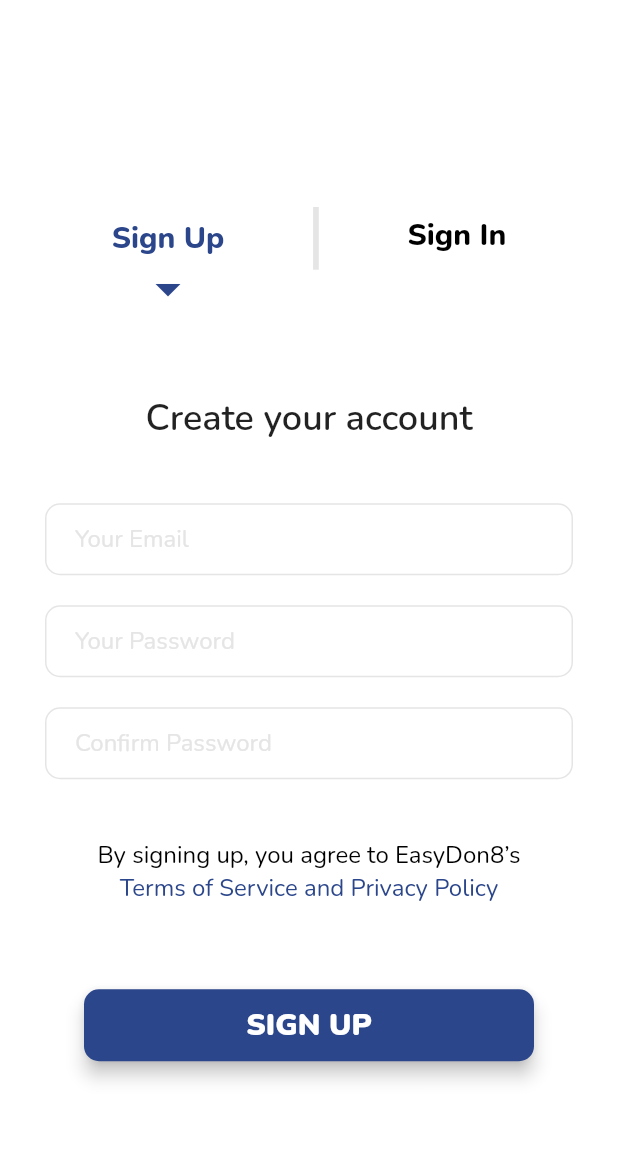
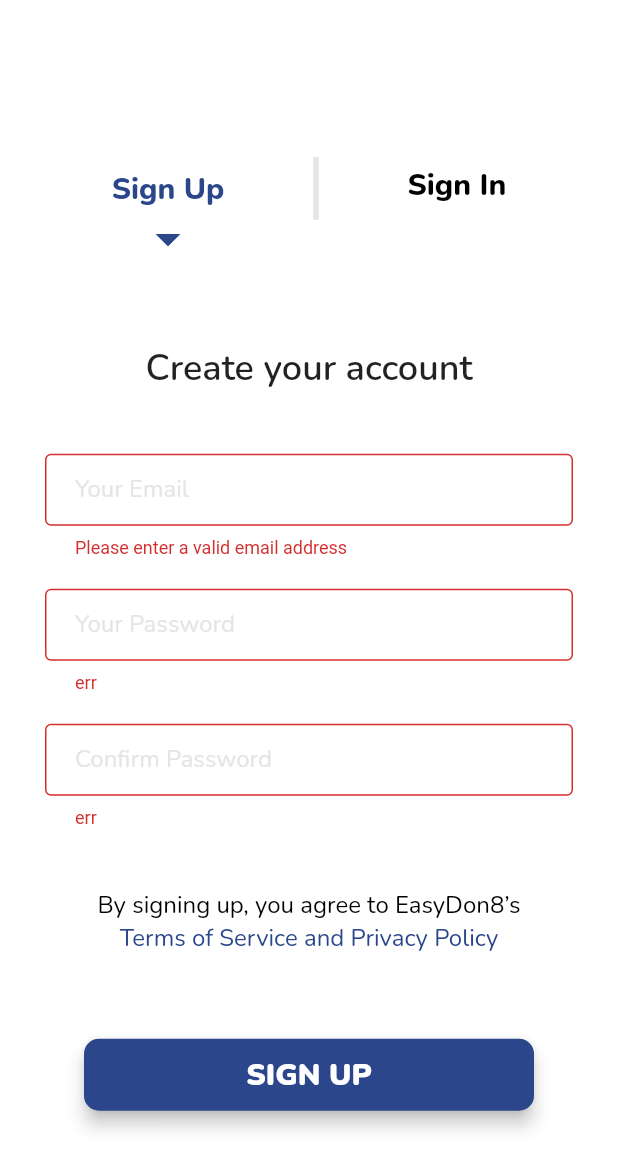
Before and after one commit to horla327/World-Citizen, a Flutter app: the SignUpForm screen opened by its route, on a phone screen of 412 x 824 dp. Shown: the top 1170 px of the screen. Run offline on Flutter 3.47's test engine with Material 2 defaults, Android fonts, the phone set to English and light mode, and no system bars; our stand-ins replace email_validator, firebase_auth, firebase_core, flutter_pw_validator; accounts and stored records are empty; Roboto replaces fonts that are missing (Nunito-Italic); project files that could hold a hidden picture were left out.

Commit message:
Working on some functionalities

```diff
--- a/lib/main.dart
+++ b/lib/main.dart
@@ -19,7 +19,7 @@ class WorldCitizen extends StatelessWidget {
   @override
   Widget build(BuildContext context) {
     return MaterialApp(
-      initialRoute: DonationChannel.id,
+      initialRoute: SignUpForm.id,
       routes: {
         OnboardingScreen.id: (context) => const OnboardingScreen(),
         OnboardingPage.id: (context) => const OnboardingPage(),
--- a/lib/signup2.dart
+++ b/lib/signup2.dart
@@ -44,6 +44,7 @@ class _SignUpState extends State<SignUp> {
             TextBox(
               hintTitle: 'Your First Name',
               onChanged: () {},
+              errorTitle: '',
             ),
             SizedBox(
               height: 20.0,
@@ -51,6 +52,7 @@ class _SignUpState extends State<SignUp> {
             TextBox(
               hintTitle: 'Your Last Name',
               onChanged: () {},
+              errorTitle: '',
             ),
             SizedBox(
               height: 200.0,
--- a/lib/signup_form.dart
+++ b/lib/signup_form.dart
@@ -6,7 +6,7 @@ import 'textbox.dart';
 import 'signup2.dart';
 import 'package:firebase_auth/firebase_auth.dart';
 import 'package:email_validator/email_validator.dart';
-import 'package:fluttertoast/fluttertoast.dart';
+import 'package:flutter_pw_validator/flutter_pw_validator.dart';
 
 class SignUpForm extends StatefulWidget {
   static const String id = 'sign_up_form';
@@ -17,6 +17,7 @@ class SignUpForm extends StatefulWidget {
 }
 
 class _SignUpFormState extends State<SignUpForm> {
+  bool isValid = false;
   final _auth = FirebaseAuth.instance;
   bool showSpinner = false;
   late String email;
@@ -98,8 +99,11 @@ class _SignUpFormState extends State<SignUpForm> {
             TextBox(
               hintTitle: 'Your Email',
               onChanged: (value) {
-                email = value;
+                setState(() {
+                  isValid = EmailValidator.validate(value);
+                });
               },
+              errorTitle: isValid ? '' : 'Please enter a valid email address',
             ),
             SizedBox(
               height: 20.0,
@@ -109,6 +113,7 @@ class _SignUpFormState extends State<SignUpForm> {
               onChanged: (value) {
                 password = value;
               },
+              errorTitle: 'err',
             ),
             SizedBox(
               height: 20.0,
@@ -118,6 +123,7 @@ class _SignUpFormState extends State<SignUpForm> {
               onChanged: (password) {
                 password = password;
               },
+              errorTitle: 'err',
             ),
             SizedBox(
               height: 40.0,
--- a/lib/textbox.dart
+++ b/lib/textbox.dart
@@ -3,12 +3,16 @@
 import 'package:flutter/material.dart';
 
 class TextBox extends StatelessWidget {
-  const TextBox({required this.hintTitle, required this.onChanged});
+  const TextBox(
+      {required this.hintTitle,
+      required this.onChanged,
+      required this.errorTitle});
   final String hintTitle;
   final Function onChanged;
+  final String errorTitle;
   @override
   Widget build(BuildContext context) {
-    return TextField(
+    return TextFormField(
       onChanged: (value) {
         onChanged(value);
       },
@@ -20,12 +24,16 @@ class TextBox extends StatelessWidget {
           borderSide: BorderSide(color: Color(0xFFE5E5E5), width: 1.0),
           borderRadius: BorderRadius.all(Radius.circular(10.0)),
         ),
+        errorText: errorTitle,
         hintText: hintTitle,
         hintStyle: TextStyle(
           fontFamily: 'Nunito',
           fontSize: 16.0,
           color: Color(0xFFE5E5E5),
         ),
+        errorStyle: TextStyle(
+          fontFamily: 'Nunito-Italic',
+        ),
       ),
     );
   }
--- a/pubspec.yaml
+++ b/pubspec.yaml
@@ -49,6 +49,7 @@ dev_dependencies:
   cloud_firestore: ^3.1.8
   email_validator: ^2.0.1
   fluttertoast: ^8.0.8
+  flutter_pw_validator: ^1.4.1
 
 # For information on the generic Dart part of this file, see the
 # following page: https://dart.dev/tools/pub/pubspec
@@ -71,6 +72,9 @@ flutter:
     - family: Nunito
       fonts:
         - asset: fonts\Nunito-Regular.ttf
+    - family: Nunito-Italic
+      fonts:
+        - asset: fonts\Nunito-LightItalic.ttf
 
   # An image asset can refer to one or more resolution-specific "variants", see
   # https://flutter.dev/assets-and-images/#resolution-aware.
```
Also changed, not shown: pubspec.lock.
